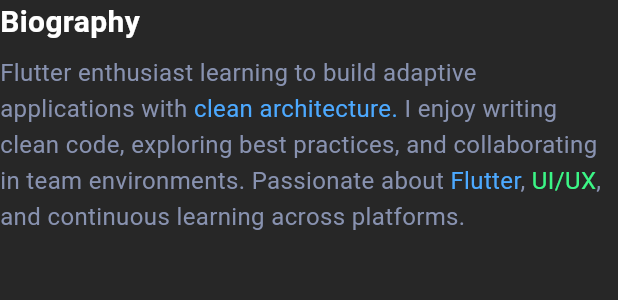
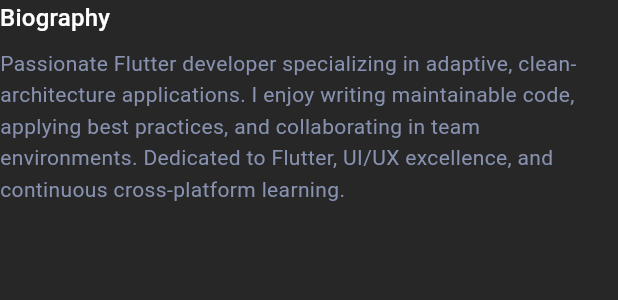
Before and after one commit to mahmoudahmed1718/my_portfolio, a Flutter app: the BiographyText widget shown alone on an empty page, opened directly, on a phone screen of 412 x 824 dp. Shown: the top 300 px of the screen. Run offline on Flutter 3.47's test engine with Material 3 defaults, Android fonts, the light colour scheme and no system bars; our stand-ins replace visibility_detector; missing offline and left inert: font_awesome_icon_class.

Commit message:
Refactor BiographyText widget to use theme-based text styles for improved consistency

```diff
--- a/lib/features/home/presentation/view/widgets/biography_text.dart
+++ b/lib/features/home/presentation/view/widgets/biography_text.dart
@@ -6,48 +6,35 @@
 
   @override
   Widget build(BuildContext context) {
+    final textTheme = Theme.of(context).textTheme;
+
     return Column(
       crossAxisAlignment: CrossAxisAlignment.start,
-      children: const [
+      children: [
         SelectableText(
           'Biography',
-          style: TextStyle(
-            fontSize: 20,
-            fontWeight: FontWeight.bold,
-            color: AppColors.white,
-          ),
+          style: textTheme.titleMedium?.copyWith(color: AppColors.white),
         ),
-        SizedBox(height: 8),
+        const SizedBox(height: 8),
         SelectableText.rich(
           TextSpan(
-            style: TextStyle(
-              fontSize: 16,
+            style: textTheme.bodyMedium?.copyWith(
               color: AppColors.secondaryText,
               height: 1.5,
             ),
-            children: [
+            children: const [
               TextSpan(
                 text:
-                    'Flutter enthusiast learning to build adaptive applications with ',
-              ),
-              TextSpan(
-                text: 'clean architecture. ',
-                style: TextStyle(color: AppColors.blueDark),
+                    'Passionate Flutter developer specializing in adaptive, clean-architecture applications. ',
               ),
               TextSpan(
                 text:
-                    'I enjoy writing clean code, exploring best practices, and collaborating in team environments. Passionate about ',
+                    'I enjoy writing maintainable code, applying best practices, and collaborating in team environments. ',
               ),
               TextSpan(
-                text: 'Flutter',
-                style: TextStyle(color: AppColors.accentBlue),
+                text:
+                    'Dedicated to Flutter, UI/UX excellence, and continuous cross-platform learning.',
               ),
-              TextSpan(text: ', '),
-              TextSpan(
-                text: 'UI/UX',
-                style: TextStyle(color: AppColors.accent),
-              ),
-              TextSpan(text: ', and continuous learning across platforms.'),
             ],
           ),
         ),
```
